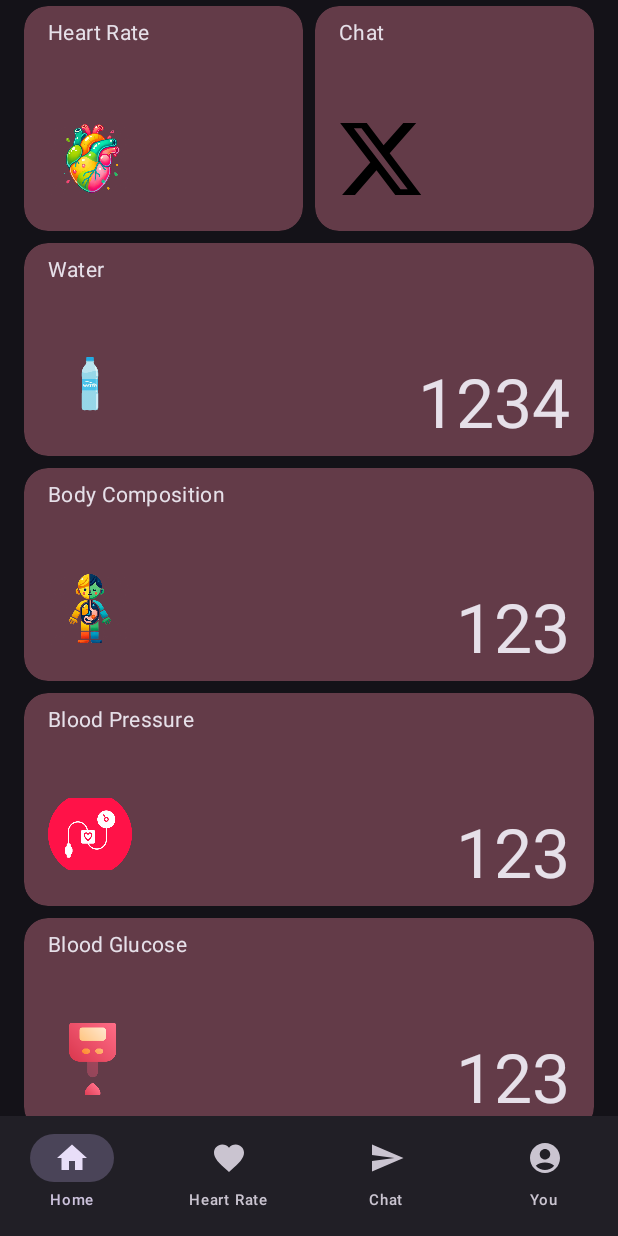
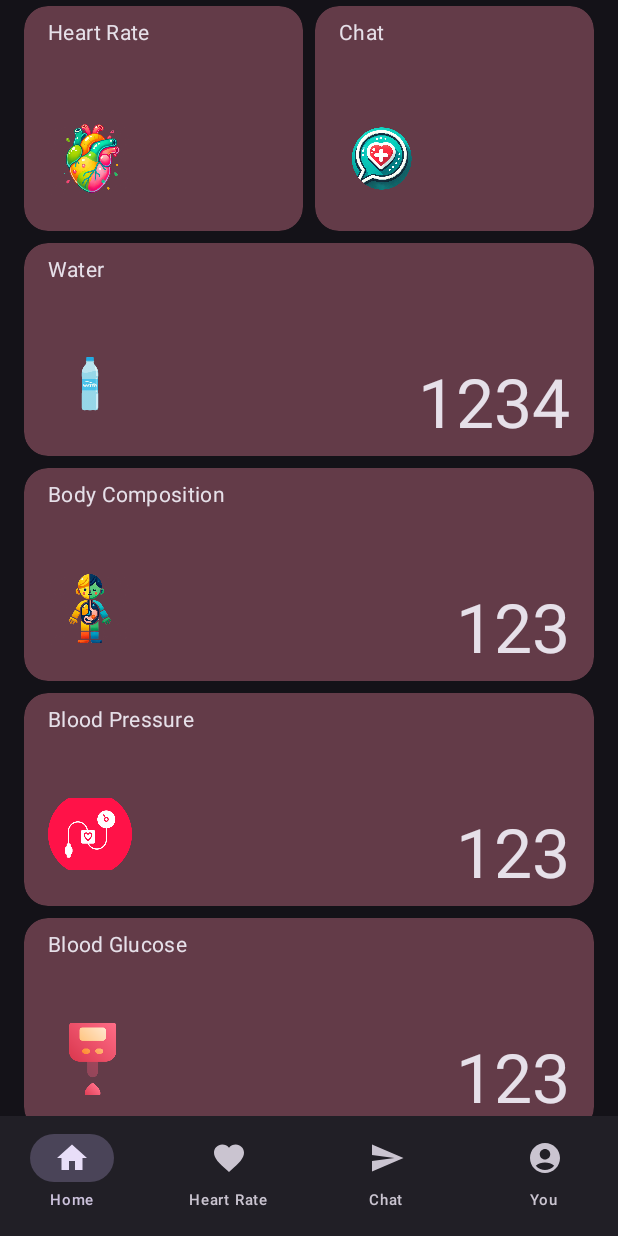
Before and after one commit to amirghari/Task-Beat, an Android app built with Jetpack Compose: the HomeScreen screen opened through its navigation route, on a phone screen of 412 x 824 dp. Run offline under Robolectric (Android 15) with nearby library versions, the phone set to English and light mode, and no system bars; our stand-ins replace Firebase (no records; nobody signed in at launch, a user with empty details on screens opened directly).

Commit message:
Homepage UI icons added

```diff
--- a/app/src/main/java/com/example/taskbeat/ui/screens/homescreen/HomeScreen.kt
+++ b/app/src/main/java/com/example/taskbeat/ui/screens/homescreen/HomeScreen.kt
@@ -122,7 +122,7 @@ fun HomeScreen(
                             contentAlignment = Alignment.BottomStart
                         ) {
                             Image(
-                                painter = painterResource(id = R.drawable.x_logo),
+                                painter = painterResource(id = R.drawable.chat),
                                 contentDescription = "Chat Icon",
                                 modifier = Modifier
                                     .size(64.dp)
```
Also changed, not shown: app/src/main/res/drawable/chat.png (added).
